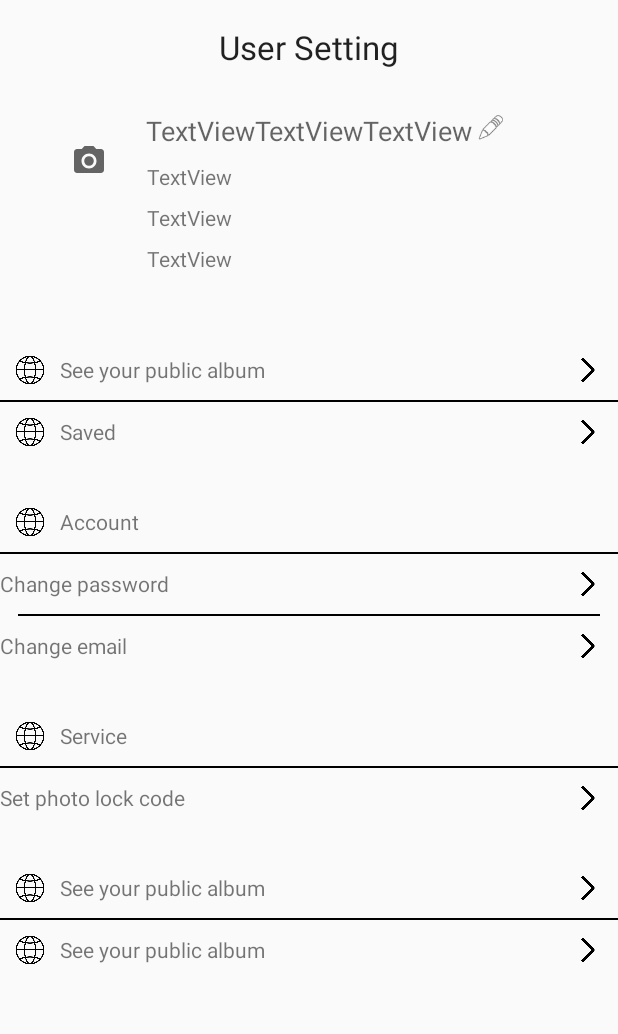
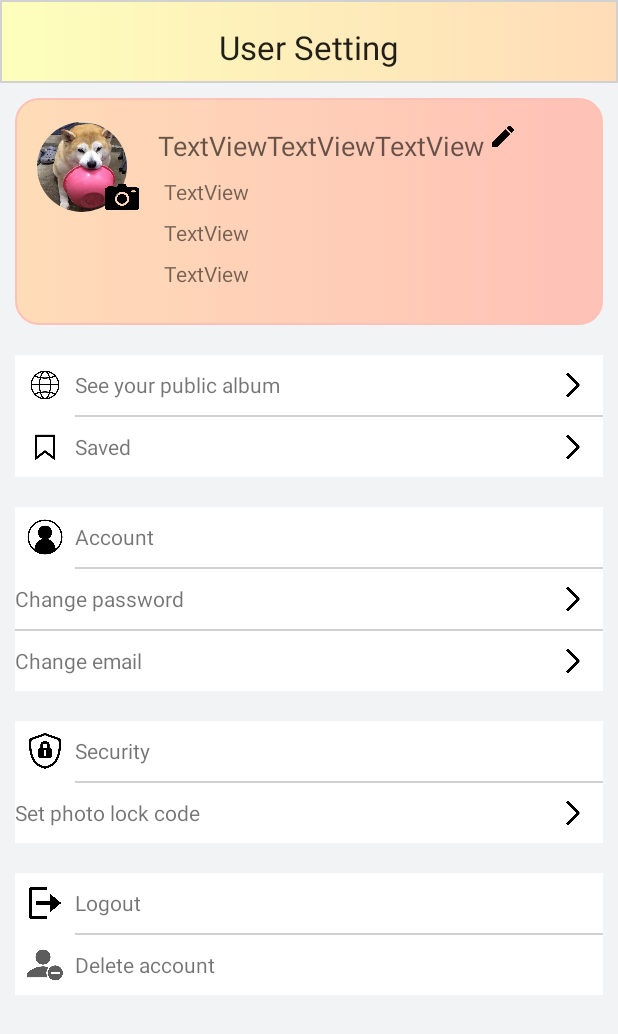
Before and after one commit to leesuby/BananaAlbumApp, an Android app: the layout user_setting_layout.xml on its own in the app's theme, with its tools: preview values and no code run, on a phone screen of 412 x 824 dp. Shown: the top 1034 px of the screen. Run offline under Robolectric (Android 15) with nearby library versions, the phone set to English and light mode, and no system bars.

Commit message:
update user setting view and create detail image view

```diff
--- /dev/null
+++ b/app/src/main/java/com/example/bananaalbum/views/User_setting.java
@@ -0,0 +1,17 @@
+package com.example.bananaalbum.views;
+
+import androidx.appcompat.app.AppCompatActivity;
+
+import android.app.Activity;
+import android.os.Bundle;
+
+import com.example.bananaalbum.R;
+
+public class User_setting extends Activity {
+
+    @Override
+    protected void onCreate(Bundle savedInstanceState) {
+        super.onCreate(savedInstanceState);
+        setContentView(R.layout.user_setting_layout);
+    }
+}
--- a/app/src/main/res/layout/user_setting.xml
+++ b/app/src/main/res/layout/user_setting_layout.xml
@@ -4,11 +4,13 @@
     xmlns:tools="http://schemas.android.com/tools"
     android:layout_width="match_parent"
     android:layout_height="match_parent"
-    android:orientation="vertical">
+    android:orientation="vertical"
+    android:background="@color/light_grey">
 
     <androidx.constraintlayout.widget.ConstraintLayout
         android:layout_width="match_parent"
-        android:layout_height="55dp">
+        android:layout_height="55dp"
+        android:background="@drawable/bg_gradient_lightyello_lightpink">
 
         <TextView
             android:id="@+id/textView3"
@@ -25,19 +27,27 @@
 
     <androidx.constraintlayout.widget.ConstraintLayout
         android:layout_width="match_parent"
-        android:layout_height="151dp">
+        android:layout_height="151dp"
+
+        android:layout_marginBottom="20dp"
+        android:layout_marginHorizontal="10dp"
+        android:layout_marginTop="10dp"
+
+        android:background="@drawable/custom_button_login"
+        >
 
         <view
             android:id="@+id/view"
             class="de.hdodenhof.circleimageview.CircleImageView"
-            android:layout_width="55dp"
-            android:layout_height="45dp"
+            android:layout_width="60dp"
+            android:layout_height="60dp"
+            android:src="@drawable/test_ava"
             app:layout_constraintBottom_toBottomOf="parent"
             app:layout_constraintEnd_toEndOf="parent"
-            app:layout_constraintHorizontal_bias="0.044"
+            app:layout_constraintHorizontal_bias="0.045"
             app:layout_constraintStart_toStartOf="parent"
             app:layout_constraintTop_toTopOf="parent"
-            app:layout_constraintVertical_bias="0.173" />
+            app:layout_constraintVertical_bias="0.175" />
 
         <TextView
             android:id="@+id/textView5"
@@ -90,37 +100,36 @@
 
         <ImageView
             android:id="@+id/imageView4"
-            android:layout_width="wrap_content"
-            android:layout_height="wrap_content"
-            app:layout_constraintBottom_toBottomOf="@+id/view"
-            app:layout_constraintEnd_toEndOf="@+id/view"
-            app:layout_constraintHorizontal_bias="1.0"
+            android:layout_width="25dp"
+            android:layout_height="20dp"
+            android:layout_marginStart="44dp"
+
+
+            android:layout_marginTop="40dp"
+            android:src="@drawable/camera"
             app:layout_constraintStart_toStartOf="@+id/view"
-            app:layout_constraintTop_toTopOf="@+id/view"
-            app:layout_constraintVertical_bias="1.0"
-            app:srcCompat="@drawable/ic_baseline_photo_camera" />
+            app:layout_constraintTop_toTopOf="@+id/view" />
 
         <ImageView
             android:id="@+id/imageView6"
             android:layout_width="24dp"
             android:layout_height="19dp"
-            app:layout_constraintBottom_toBottomOf="@+id/textView5"
+            android:src="@drawable/edit"
+            app:layout_constraintBottom_toBottomOf="parent"
             app:layout_constraintEnd_toEndOf="parent"
             app:layout_constraintHorizontal_bias="0.0"
             app:layout_constraintStart_toEndOf="@+id/textView5"
             app:layout_constraintTop_toTopOf="parent"
-            app:layout_constraintVertical_bias="0.814"
-            app:srcCompat="@android:drawable/ic_menu_edit" />
+            app:layout_constraintVertical_bias="0.121" />
     </androidx.constraintlayout.widget.ConstraintLayout>
-
-    <Space
-        android:layout_width="match_parent"
-        android:layout_height="20dp" />
 
     <LinearLayout
         android:layout_width="match_parent"
         android:layout_height="wrap_content"
-        android:orientation="vertical">
+        android:orientation="vertical"
+        android:layout_marginBottom="20dp"
+        android:layout_marginHorizontal="10dp"
+        android:background="@color/white">
 
         <LinearLayout
             android:layout_width="fill_parent"
@@ -160,8 +169,8 @@
         <View
             android:layout_width="fill_parent"
             android:layout_height="1dp"
-
-            android:background="@color/black" />
+            android:layout_marginLeft="40dp"
+            android:background="@color/grey" />
 
         <LinearLayout
             android:layout_width="fill_parent"
@@ -172,7 +181,7 @@
                 android:layout_width="40dp"
                 android:layout_height="40dp"
                 android:padding="8dp"
-                android:src="@drawable/browser" />
+                android:src="@drawable/saved" />
 
             <TextView
                 android:layout_width="wrap_content"
@@ -200,14 +209,14 @@
 
 
     </LinearLayout>
-    <Space
-        android:layout_width="match_parent"
-        android:layout_height="20dp" />
 
     <LinearLayout
         android:layout_width="match_parent"
         android:layout_height="wrap_content"
-        android:orientation="vertical">
+        android:orientation="vertical"
+        android:layout_marginBottom="20dp"
+        android:layout_marginHorizontal="10dp"
+        android:background="@color/white">
         <LinearLayout
             android:layout_width="fill_parent"
             android:layout_height="wrap_content"
@@ -217,7 +226,7 @@
                 android:layout_width="40dp"
                 android:layout_height="40dp"
                 android:padding="8dp"
-                android:src="@drawable/browser" />
+                android:src="@drawable/acc" />
 
             <TextView
                 android:layout_width="wrap_content"
@@ -234,8 +243,8 @@
         <View
             android:layout_width="fill_parent"
             android:layout_height="1dp"
-
-            android:background="@color/black" />
+            android:layout_marginLeft="40dp"
+            android:background="@color/grey" />
 
         <LinearLayout
             android:layout_width="fill_parent"
@@ -272,9 +281,8 @@
         <View
             android:layout_width="fill_parent"
             android:layout_height="1dp"
-            android:layout_marginLeft="12dp"
-            android:layout_marginRight="12dp"
-            android:background="@color/black" />
+
+            android:background="@color/grey" />
 
         <LinearLayout
             android:layout_width="fill_parent"
@@ -306,14 +314,16 @@
             </RelativeLayout>
 
         </LinearLayout>
-        <Space
-            android:layout_width="match_parent"
-            android:layout_height="20dp" />
+    </LinearLayout>
+
 
         <LinearLayout
             android:layout_width="match_parent"
             android:layout_height="wrap_content"
-            android:orientation="vertical">
+            android:orientation="vertical"
+            android:layout_marginBottom="20dp"
+            android:layout_marginHorizontal="10dp"
+            android:background="@color/white">
 
             <LinearLayout
                 android:layout_width="fill_parent"
@@ -324,14 +334,14 @@
                     android:layout_width="40dp"
                     android:layout_height="40dp"
                     android:padding="8dp"
-                    android:src="@drawable/browser" />
+                    android:src="@drawable/security" />
 
                 <TextView
                     android:layout_width="wrap_content"
                     android:layout_height="wrap_content"
 
                     android:layout_marginVertical="10dp"
-                    android:text="Service"
+                    android:text="Security"
                     android:textAlignment="textStart"
                     android:textAllCaps="false" />
 
@@ -340,8 +350,8 @@
             <View
                 android:layout_width="fill_parent"
                 android:layout_height="1dp"
-
-                android:background="@color/black" />
+                android:layout_marginLeft="40dp"
+                android:background="@color/grey" />
 
             <LinearLayout
                 android:layout_width="fill_parent"
@@ -375,14 +385,13 @@
 
         </LinearLayout>
 
-        <Space
-            android:layout_width="match_parent"
-            android:layout_height="20dp" />
-
-        <LinearLayout
+    <LinearLayout
             android:layout_width="match_parent"
             android:layout_height="wrap_content"
-            android:orientation="vertical">
+            android:orientation="vertical"
+            android:layout_marginBottom="20dp"
+            android:layout_marginHorizontal="10dp"
+        android:background="@color/white">
 
             <LinearLayout
                 android:layout_width="fill_parent"
@@ -393,37 +402,24 @@
                     android:layout_width="40dp"
                     android:layout_height="40dp"
                     android:padding="8dp"
-                    android:src="@drawable/browser" />
+                    android:src="@drawable/logout" />
 
                 <TextView
                     android:layout_width="wrap_content"
                     android:layout_height="wrap_content"
 
                     android:layout_marginVertical="10dp"
-                    android:text="See your public album"
+                    android:text="Logout"
                     android:textAlignment="textStart"
                     android:textAllCaps="false" />
-
-                <RelativeLayout
-                    android:layout_width="fill_parent"
-                    android:layout_height="wrap_content">
-
-                    <ImageView
-                        android:layout_width="40dp"
-                        android:layout_height="40dp"
-                        android:layout_alignParentRight="true"
-                        android:padding="12dp"
-                        android:src="@drawable/next" />
-
-                </RelativeLayout>
 
             </LinearLayout>
 
             <View
                 android:layout_width="fill_parent"
                 android:layout_height="1dp"
-
-                android:background="@color/black" />
+                android:layout_marginLeft="40dp"
+                android:background="@color/grey" />
 
             <LinearLayout
                 android:layout_width="fill_parent"
@@ -433,30 +429,17 @@
                 <ImageView
                     android:layout_width="40dp"
                     android:layout_height="40dp"
-                    android:padding="8dp"
-                    android:src="@drawable/browser" />
+                    android:padding="5dp"
+                    android:src="@drawable/delete_acc" />
 
                 <TextView
                     android:layout_width="wrap_content"
                     android:layout_height="wrap_content"
 
                     android:layout_marginVertical="10dp"
-                    android:text="See your public album"
+                    android:text="Delete account"
                     android:textAlignment="textStart"
                     android:textAllCaps="false" />
-
-                <RelativeLayout
-                    android:layout_width="fill_parent"
-                    android:layout_height="wrap_content">
-
-                    <ImageView
-                        android:layout_width="40dp"
-                        android:layout_height="40dp"
-                        android:layout_alignParentRight="true"
-                        android:padding="12dp"
-                        android:src="@drawable/next" />
-
-                </RelativeLayout>
 
             </LinearLayout>
 
@@ -465,5 +448,3 @@
 
 
     </LinearLayout>
-
-</LinearLayout>
--- a/app/src/main/res/values/colors.xml
+++ b/app/src/main/res/values/colors.xml
@@ -23,4 +23,5 @@
     <color name="pink">#F10086</color>
     <color name="grey">#D1D1D1</color>
     <color name="dark_grey">#8D8DAA</color>
+    <color name="light_grey">#F2F3F5</color>
 </resources>
```
Also changed, not shown: app/src/main/AndroidManifest.xml (+15 -10 lines), app/src/main/java/com/example/bananaalbum/views/DetailImage.java (added, +17 -0 lines), app/src/main/res/layout/detail_image.xml (added, +71 -0 lines), app/src/main/res/drawable/acc.png (added), app/src/main/res/drawable/back_red.png (added), app/src/main/res/drawable/camera.png (added), app/src/main/res/drawable/camera1.png (added), app/src/main/res/drawable/delete_acc.png (added), app/src/main/res/drawable/edit.png (added), app/src/main/res/drawable/edit1.png (added), app/src/main/res/drawable/info.png (added), app/src/main/res/drawable/logout.png (added), app/src/main/res/drawable/saved.png (added), app/src/main/res/drawable/security.png (added), 2 more files.
